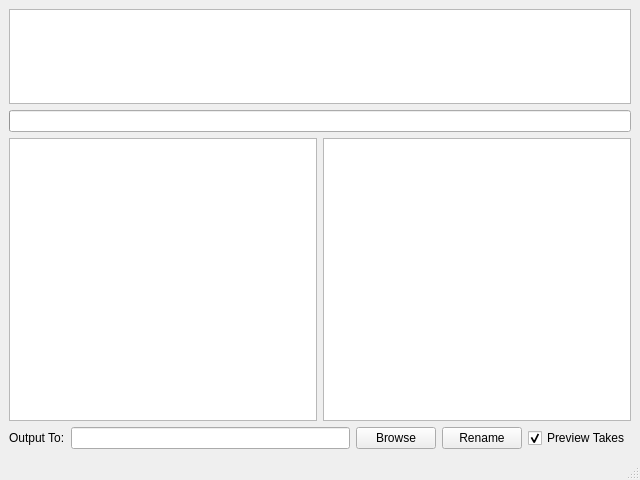
First picture: the form in resources/main.ui, repository lonegather/fbx-batcher, before the edit.
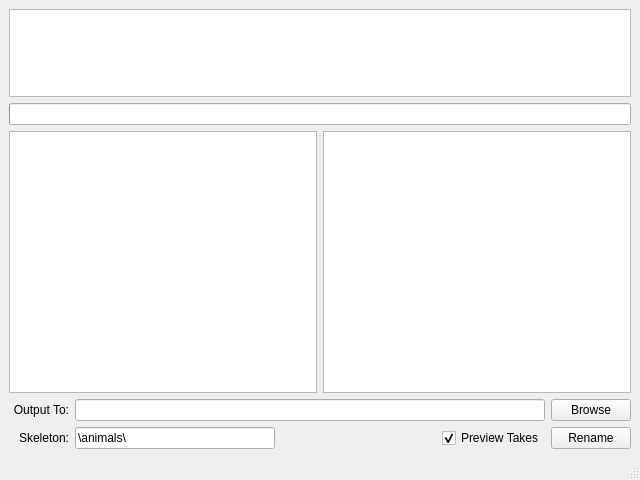
Second picture: the form after the edit.

Patch:
```diff
--- a/resources/main.ui
+++ b/resources/main.ui
@@ -22,7 +22,7 @@
   <widget class="QWidget" name="centralwidget">
    <layout class="QVBoxLayout" name="verticalLayout">
     <item>
-     <layout class="QGridLayout" name="gridLayout" rowstretch="1,0,3,0">
+     <layout class="QGridLayout" name="gridLayout" rowstretch="1,0,3">
       <item row="2" column="1">
        <widget class="QTreeView" name="tv_output"/>
       </item>
@@ -42,12 +42,21 @@
      </layout>
     </item>
     <item>
-     <layout class="QHBoxLayout" name="horizontalLayout" stretch="0,0,0,0,0">
+     <layout class="QHBoxLayout" name="horizontalLayout_2">
       <item>
        <widget class="QLabel" name="label">
+        <property name="minimumSize">
+         <size>
+          <width>60</width>
+          <height>0</height>
+         </size>
+        </property>
         <property name="text">
          <string>Output To:</string>
         </property>
+        <property name="alignment">
+         <set>Qt::AlignRight|Qt::AlignTrailing|Qt::AlignVCenter</set>
+        </property>
        </widget>
       </item>
       <item>
@@ -60,13 +69,58 @@
         </property>
        </widget>
       </item>
+     </layout>
+    </item>
+    <item>
+     <layout class="QHBoxLayout" name="horizontalLayout" stretch="0,0,0,0,0">
       <item>
-       <widget class="QPushButton" name="btn_start">
+       <widget class="QLabel" name="label_2">
+        <property name="minimumSize">
+         <size>
+          <width>60</width>
+          <height>0</height>
+         </size>
+        </property>
         <property name="text">
-         <string>Rename</string>
+         <string>Skeleton:</string>
         </property>
+        <property name="alignment">
+         <set>Qt::AlignRight|Qt::AlignTrailing|Qt::AlignVCenter</set>
+        </property>
        </widget>
       </item>
+      <item>
+       <widget class="QLineEdit" name="le_skeleton">
+        <property name="sizePolicy">
+         <sizepolicy hsizetype="Minimum" vsizetype="Fixed">
+          <horstretch>0</horstretch>
+          <verstretch>0</verstretch>
+         </sizepolicy>
+        </property>
+        <property name="minimumSize">
+         <size>
+          <width>200</width>
+          <height>0</height>
+         </size>
+        </property>
+        <property name="text">
+         <string>\animals\</string>
+        </property>
+       </widget>
+      </item>
+      <item>
+       <spacer name="horizontalSpacer">
+        <property name="orientation">
+         <enum>Qt::Horizontal</enum>
+        </property>
+        <property name="sizeHint" stdset="0">
+         <size>
+          <width>40</width>
+          <height>20</height>
+         </size>
+        </property>
+       </spacer>
+      </item>
       <item>
        <widget class="QCheckBox" name="cb_preview">
         <property name="text">
@@ -77,6 +131,13 @@
         </property>
        </widget>
       </item>
+      <item>
+       <widget class="QPushButton" name="btn_start">
+        <property name="text">
+         <string>Rename</string>
+        </property>
+       </widget>
+      </item>
      </layout>
     </item>
    </layout>
```
